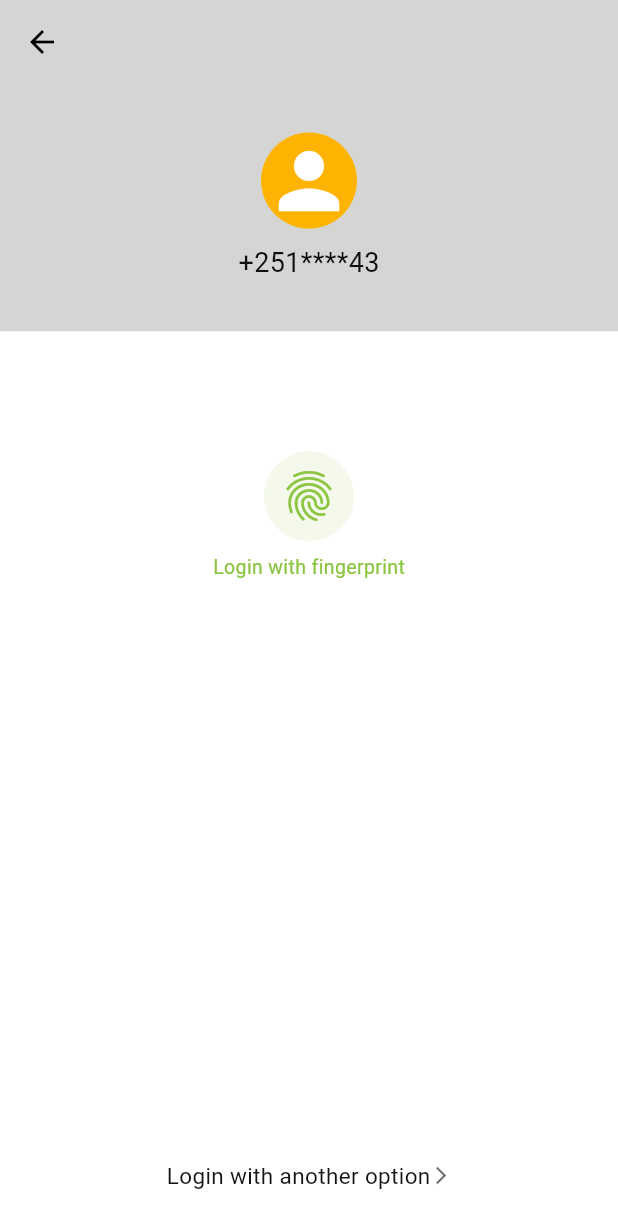
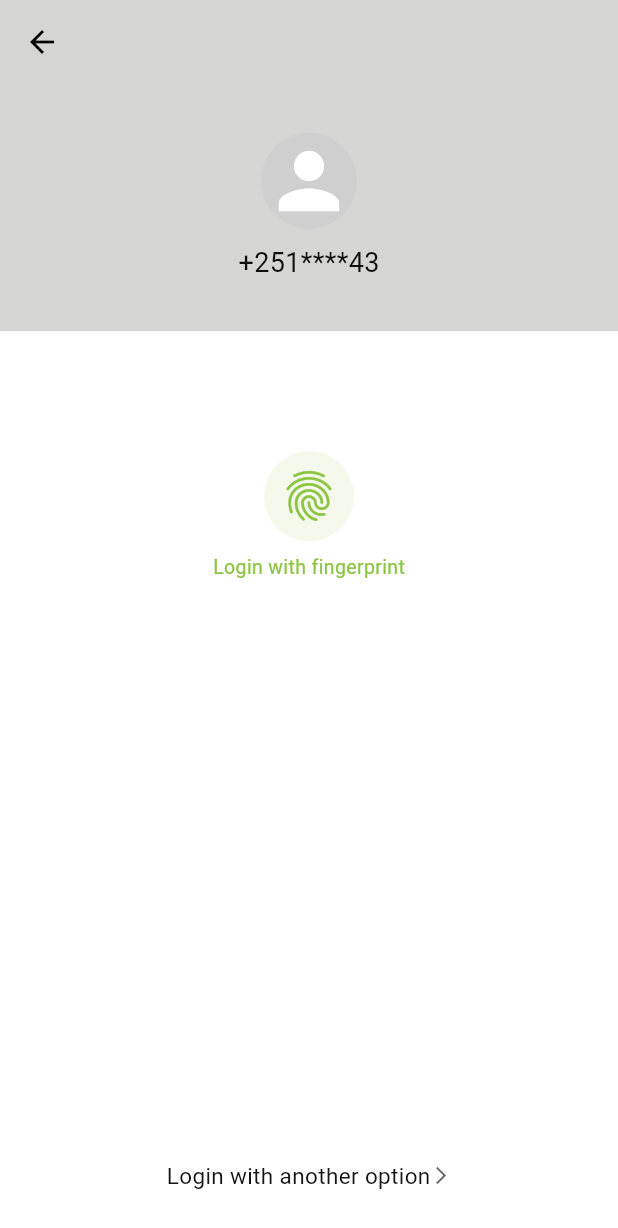
Before and after one commit to atikoo67/Telebirr, a Flutter app: the AuthenticationPage screen opened directly, on a phone screen of 412 x 824 dp. Shown: the top 1228 px of the screen. Run offline on Flutter 3.47's test engine with Material 3 defaults, Android fonts, the phone set to English and light mode, and no system bars; our stand-ins replace carousel_slider, flutter_carousel_widget, persistent_bottom_nav_bar.

Commit message:
change the shadow theme  color

```diff
--- a/lib/core/theme/theme.dart
+++ b/lib/core/theme/theme.dart
@@ -33,10 +33,10 @@ ThemeData theme = ThemeData(
     primary: Color.fromRGBO(140, 197, 66, 1.0),
     secondary: Color.fromRGBO(255, 255, 255, 1.0),
     onSecondary: Color.fromRGBO(213, 214, 212, 1),
-    tertiary: Color.fromRGBO(64, 68, 67, 1.0),
+    tertiary: Color.fromRGBO(93, 96, 95, 1),
     outline: Color.fromRGBO(0, 136, 204, 1.0),
     error: Color.fromRGBO(255, 0, 0, 1.0),
     scrim: Color.fromRGBO(255, 204, 0, 1.0),
-    shadow: Color.fromARGB(255, 255, 179, 2),
+    shadow: Color.fromARGB(255, 207, 207, 207),
   ),
 );
```
